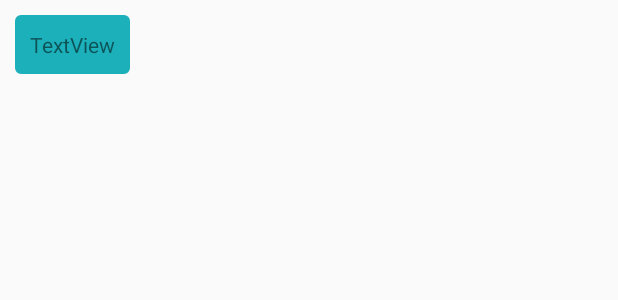
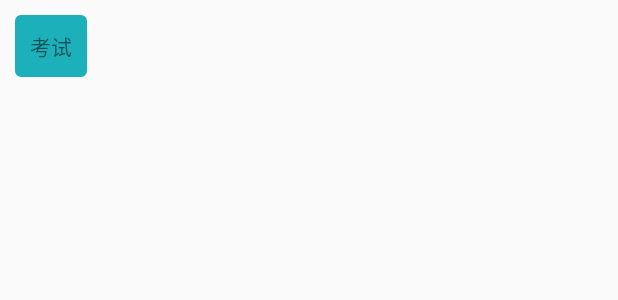
Before and after one commit to jnt-bob/mytime, an Android app: the layout myalter.xml on its own in the app's theme, with its tools: preview values and no code run, on a phone screen of 412 x 824 dp. Shown: the top 300 px of the screen. Run offline under Robolectric (Android 15) with nearby library versions, the phone set to English and light mode, and no system bars.

Commit message:
添加标签

```diff
--- a/app/src/main/AndroidManifest.xml
+++ b/app/src/main/AndroidManifest.xml
@@ -21,5 +21,7 @@
         </activity>
         <activity android:name=".AddActivity"></activity>
     </application>
+    <uses-permission android:name="android.permission.WRITE_EXTERNAL_STORAGE" />
 
+    <uses-permission android:name="android.permission.READ_EXTERNAL_STORAGE" />
 </manifest>
--- a/app/src/main/java/com/jnu/itime/AddActivity.java
+++ b/app/src/main/java/com/jnu/itime/AddActivity.java
@@ -100,11 +100,11 @@ private int i=0;
                 break;
             case R.id.textView1:
                 if(i==0) {
-                    view.setEnabled(false);
+                    view.setBackgroundResource(R.drawable.mark_beselected);
                     i=1;
                 }
                 else {
-                    view.setEnabled(true);
+                    view.setBackgroundResource(R.drawable.mark_notbeselected);
                     view.setTag(true);
                     i=0;
                 }
--- a/app/src/main/res/layout/myalter.xml
+++ b/app/src/main/res/layout/myalter.xml
@@ -13,5 +13,5 @@
         android:enabled="true"
         android:onClick="onClick"
         android:padding="10dp"
-        android:text="TextView" />
+        android:text="考试" />
 </LinearLayout>
```
